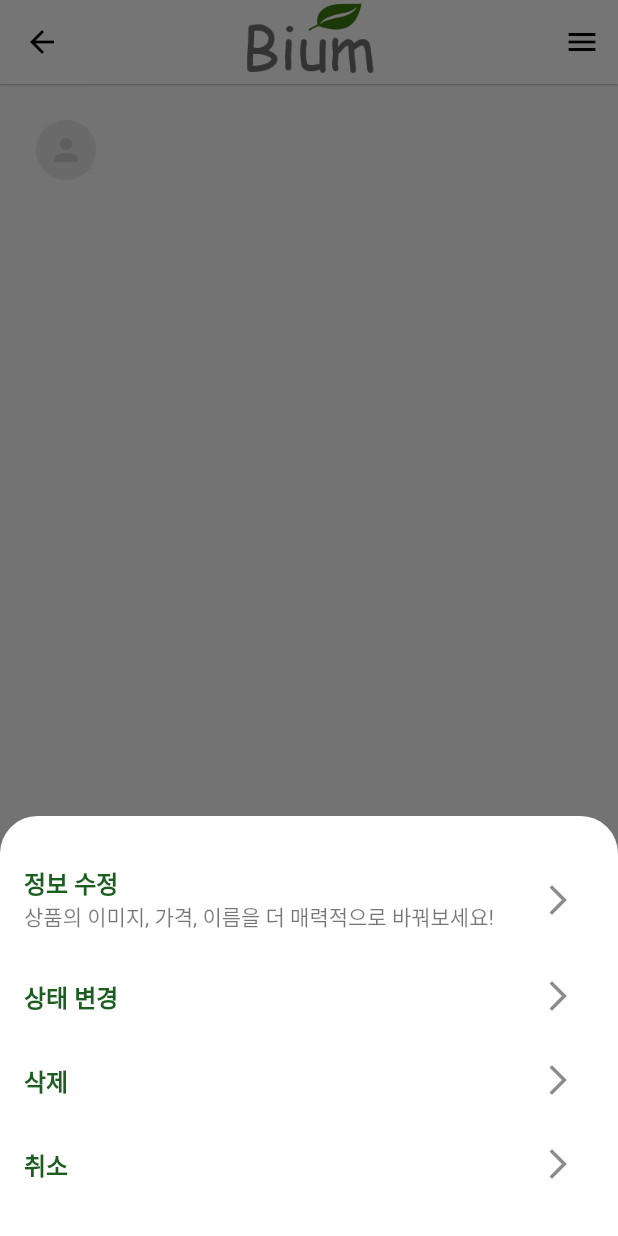
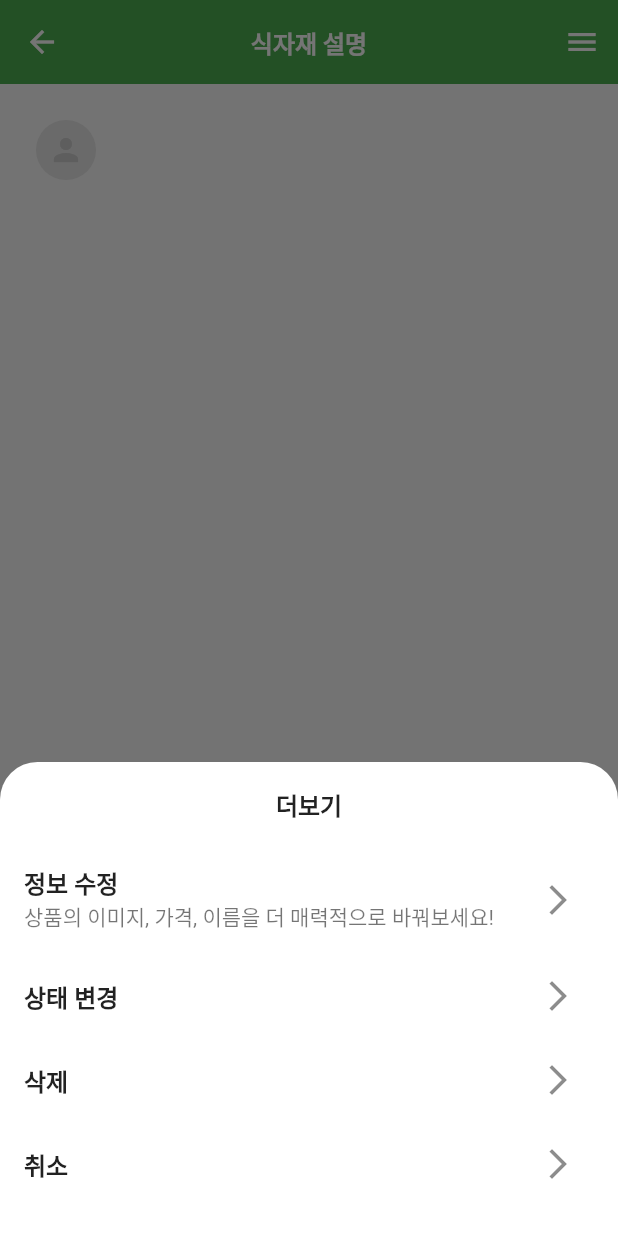
Before and after one commit to gdsckoreahackathon2022/11_HEO, a Flutter app: the PostDetailScreen screen opened directly with empty values, after a tap on the "menu" icon, on a phone screen of 412 x 824 dp. Run offline on Flutter 3.47's test engine with Material 2 defaults, Android fonts, the phone set to English and light mode, and no system bars; drawn by our look-alikes of card_swiper; our stand-ins replace cloud_firestore, firebase_auth, firebase_core, firebase_storage, fluttertoast, geolocator and 4 more; missing offline and left inert: flutter_tesseract_ocr, multi_image_picker2; accounts and stored records are empty.

Commit message:
06:33준장

```diff
--- a/lib/controller/bottom_navigation_page_controller.dart
+++ b/lib/controller/bottom_navigation_page_controller.dart
@@ -2,9 +2,7 @@ import 'package:flutter/material.dart';
 import 'package:get/get.dart';
 import 'package:study/screens/home/home_screen.dart';
 import 'package:study/screens/mypage/info.dart';
-import 'package:study/screens/mypage/my_page.dart';
 import 'package:study/screens/post/post_screen.dart';
-import 'package:study/screens/test.dart';
 
 class BottomNavigationPageController extends GetxController {
   final currentIndex = 0.obs;
--- a/lib/screens/mypage/info.dart
+++ b/lib/screens/mypage/info.dart
@@ -7,6 +7,7 @@ import 'package:get/get.dart';
 import 'package:get/get_core/src/get_main.dart';
 import 'package:get/get_navigation/src/extension_navigation.dart';
 import 'package:study/controller/users_controller.dart';
+import 'package:study/screens/test.dart';
 import 'package:study/screens/test.dart';
 
 class info extends StatefulWidget {
--- a/lib/screens/post/comment_screen.dart
+++ b/lib/screens/post/comment_screen.dart
@@ -6,7 +6,7 @@ import 'package:study/controller/crud_controller.dart';
 import 'package:study/model/comment_model.dart';
 
 class CommentScreen {
-  Widget buildBody(BuildContext context, String postid) {
+  Widget buildBody(BuildContext context, String postid, String nickName) {
     // StreamBuilder를 통해 댓글 내용을 계속해서 업데이트
     return StreamBuilder(
       stream: FirebaseFirestore.instance
@@ -24,14 +24,14 @@ class CommentScreen {
               color: Colors.green,
             ));
           default:
-            return _buildList(context, snapshot.data!.docs, postid);
+            return _buildList(context, snapshot.data!.docs, postid, nickName );
         }
       },
     );
   }
 
   Widget _buildList(
-      BuildContext context, List<DocumentSnapshot> snapshot, postid) {
+      BuildContext context, List<DocumentSnapshot> snapshot, String postid, String nickName) {
     // 댓글이 없으면
     if (snapshot.length == 0) {
       return Column(children: [
@@ -45,13 +45,13 @@ class CommentScreen {
     } else {
       return Column(
         children: snapshot.map((DocumentSnapshot document) {
-          return _buildListItem(context, document, postid);
+          return _buildListItem(context, document, postid, nickName);
         }).toList(),
       );
     }
   }
 
-  Widget _buildListItem(BuildContext context, DocumentSnapshot data, postid) {
+  Widget _buildListItem(BuildContext context, DocumentSnapshot data, String postid, String nickName) {
     final currModel = CommentModel.fromDocumnet(data);
 
      // 날짜
@@ -80,7 +80,7 @@ class CommentScreen {
 
           // 이름
           title: Text(
-            currModel.name.toString(),
+            nickName,
             overflow: TextOverflow.ellipsis,
             style: TextStyle(fontWeight: FontWeight.bold),
           ),
--- a/lib/screens/post/post_detail_screen.dart
+++ b/lib/screens/post/post_detail_screen.dart
@@ -4,6 +4,7 @@ import 'package:card_swiper/card_swiper.dart';
 import 'package:intl/intl.dart';
 import 'package:study/controller/bottom_navigation_page_controller.dart';
 import 'package:study/controller/crud_controller.dart';
+import 'package:study/controller/users_controller.dart';
 
 import 'comment_screen.dart';
 
@@ -44,22 +45,20 @@ class _PostDetailScreenState extends State<PostDetailScreen> {
     String resPrice =
         "${NumberFormat('###,###,###,###').format(price).replaceAll(' ', '')}"; // 가격을 한국 화폐 단위로 변경
 
+    return GetBuilder<UsersController>(builder: (controller) {
+      String nickName = controller.nickName;
+
       return Scaffold(
         appBar: AppBar(
-        backgroundColor: Colors.white,
-        title: Image.asset(
-              'assets/logo_img.png',
-              width: 90,
-            ),
-        elevation: 0.5,
-        leading: IconButton(
-          color: Colors.black,
-          icon: Icon(Icons.arrow_back),
-          onPressed: () {
-            Get.back();
-          },
+          backgroundColor: Colors.green,
+          title: Text(
+            "식자재 설명",
+            style: TextStyle(fontSize: 16, fontWeight: FontWeight.bold),
+            maxLines: 1,
+            overflow: TextOverflow.ellipsis,
           ),
           centerTitle: true,
+          elevation: 0.0,
 
           // 글쓴이가 자기 자신이면 수정, 삭제 버튼 활성
           actions: uid == Get.arguments["uid"]
@@ -72,7 +71,6 @@ class _PostDetailScreenState extends State<PostDetailScreen> {
                   // 메뉴 버튼
                   IconButton(
                     icon: const Icon(Icons.menu),
-                  color: Colors.black,
                     onPressed: () {
                       showModalBottomSheet(
                           backgroundColor: Colors.transparent,
@@ -83,23 +81,31 @@ class _PostDetailScreenState extends State<PostDetailScreen> {
                               decoration: BoxDecoration(
                                 color: Colors.white,
                                 borderRadius: new BorderRadius.only(
-                                topLeft: const Radius.circular(25.0), // 적절히 조절
-                                topRight: const Radius.circular(25.0), // 적절히 조절
+                                  topLeft:
+                                      const Radius.circular(25.0), // 적절히 조절
+                                  topRight:
+                                      const Radius.circular(25.0), // 적절히 조절
                                 ),
                               ),
                               child: Column(
                                 mainAxisSize: MainAxisSize.min,
                                 children: <Widget>[
-                                SizedBox(height: 20,),
+                                  ListTile(
+                                    title: Center(
+                                        child: new Text(
+                                      '더보기',
+                                      style: TextStyle(
+                                          fontWeight: FontWeight.bold),
+                                    )),
+                                  ),
                                   ListTile(
                                       title: new Text(
                                         '정보 수정',
                                         style: TextStyle(
-                                        color: Colors.green.shade900,
                                             fontWeight: FontWeight.bold),
                                       ),
-                                    subtitle:
-                                        Text("상품의 이미지, 가격, 이름을 더 매력적으로 바꿔보세요!"),
+                                      subtitle: Text(
+                                          "상품의 이미지, 가격, 이름을 더 매력적으로 바꿔보세요!"),
                                       onTap: () {
                                         Get.offNamed('/edit', arguments: {
                                           'title': title,
@@ -111,7 +117,8 @@ class _PostDetailScreenState extends State<PostDetailScreen> {
                                         });
                                       },
                                       trailing: IconButton(
-                                      icon: Icon(Icons.arrow_forward_ios_sharp),
+                                        icon:
+                                            Icon(Icons.arrow_forward_ios_sharp),
                                         onPressed: () {
                                           Get.offNamed('/edit', arguments: {
                                             'title': title,
@@ -127,7 +134,6 @@ class _PostDetailScreenState extends State<PostDetailScreen> {
                                       title: new Text(
                                         '상태 변경',
                                         style: TextStyle(
-                                        color: Colors.green.shade900,
                                             fontWeight: FontWeight.bold),
                                       ),
                                       onTap: () {
@@ -135,7 +141,8 @@ class _PostDetailScreenState extends State<PostDetailScreen> {
                                         stateShow();
                                       },
                                       trailing: IconButton(
-                                      icon: Icon(Icons.arrow_forward_ios_sharp),
+                                        icon:
+                                            Icon(Icons.arrow_forward_ios_sharp),
                                         onPressed: () {
                                           Get.back();
                                           stateShow();
@@ -145,7 +152,6 @@ class _PostDetailScreenState extends State<PostDetailScreen> {
                                       title: new Text(
                                         '삭제',
                                         style: TextStyle(
-                                        color: Colors.green.shade900,
                                             fontWeight: FontWeight.bold),
                                       ),
                                       onTap: () {
@@ -153,7 +159,8 @@ class _PostDetailScreenState extends State<PostDetailScreen> {
                                         deleteShow();
                                       },
                                       trailing: IconButton(
-                                      icon: Icon(Icons.arrow_forward_ios_sharp),
+                                        icon:
+                                            Icon(Icons.arrow_forward_ios_sharp),
                                         onPressed: () {
                                           Get.back();
                                           deleteShow();
@@ -163,14 +170,14 @@ class _PostDetailScreenState extends State<PostDetailScreen> {
                                       title: new Text(
                                         '취소',
                                         style: TextStyle(
-                                        color: Colors.green.shade900,
                                             fontWeight: FontWeight.bold),
                                       ),
                                       onTap: () {
                                         Get.back();
                                       },
                                       trailing: IconButton(
-                                      icon: Icon(Icons.arrow_forward_ios_sharp),
+                                        icon:
+                                            Icon(Icons.arrow_forward_ios_sharp),
                                         onPressed: () {
                                           Get.back();
                                         },
@@ -215,7 +222,7 @@ class _PostDetailScreenState extends State<PostDetailScreen> {
 
                       // 이메일
                       title: Text(
-                      email,
+                        nickName,
                         style: TextStyle(fontSize: 14),
                       ),
 
@@ -331,7 +338,7 @@ class _PostDetailScreenState extends State<PostDetailScreen> {
 
                     // 댓글
                     Column(children: [
-                    _commentScreen.buildBody(context, postId),
+                      _commentScreen.buildBody(context, postId, nickName),
                       SizedBox(
                         height: 200.0,
                       )
@@ -385,7 +392,7 @@ class _PostDetailScreenState extends State<PostDetailScreen> {
 
                                         if (_formKey.currentState!.validate()) {
                                           CRUDController.to.createComment(
-                                            commentText, uid, email, postId);
+                                              commentText, uid, nickName, postId);
 
                                           _commentTextEditController.clear();
                                           _commentFocusNode.unfocus();
@@ -408,6 +415,7 @@ class _PostDetailScreenState extends State<PostDetailScreen> {
           ),
         ]),
       );
+    });
   }
 
   deleteShow() {
@@ -480,9 +488,8 @@ class _PostDetailScreenState extends State<PostDetailScreen> {
                   ),
                   onTap: () {
                     salesState = "판매중";
-                    CRUDController.to
-                        .stateUpdateDoc(postId, salesState);
-                    _bottomNavigationPageController.changePage(2);
+                    CRUDController.to.stateUpdateDoc(postId, salesState);
+                    _bottomNavigationPageController.changePage(1);
                     Get.offAllNamed('/tap');
                   },
                 ),
@@ -494,9 +501,8 @@ class _PostDetailScreenState extends State<PostDetailScreen> {
                   ),
                   onTap: () {
                     salesState = "거래완료";
-                    CRUDController.to
-                        .stateUpdateDoc(postId, salesState);
-                    _bottomNavigationPageController.changePage(2);
+                    CRUDController.to.stateUpdateDoc(postId, salesState);
+                    _bottomNavigationPageController.changePage(1);
                     Get.offAllNamed('/tap');
                   },
                 ),
```
Also changed, not shown: lib/screens/post/edit_screen.dart (+26 -26 lines). Lines whose indentation alone changed are shown as unchanged.
